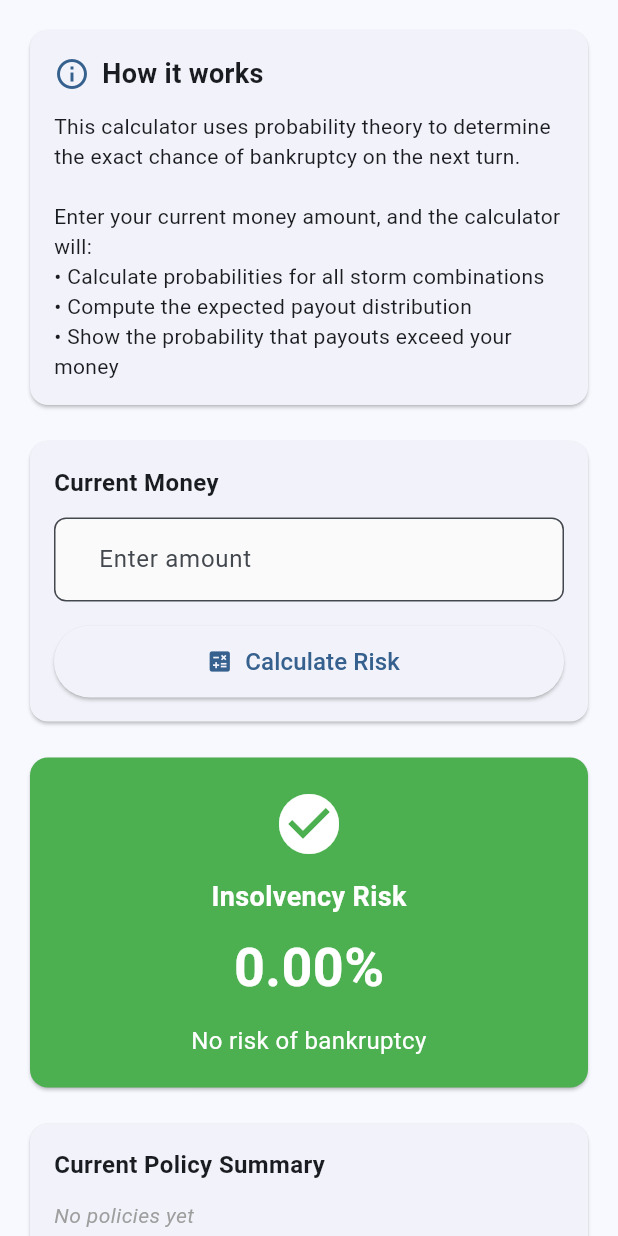
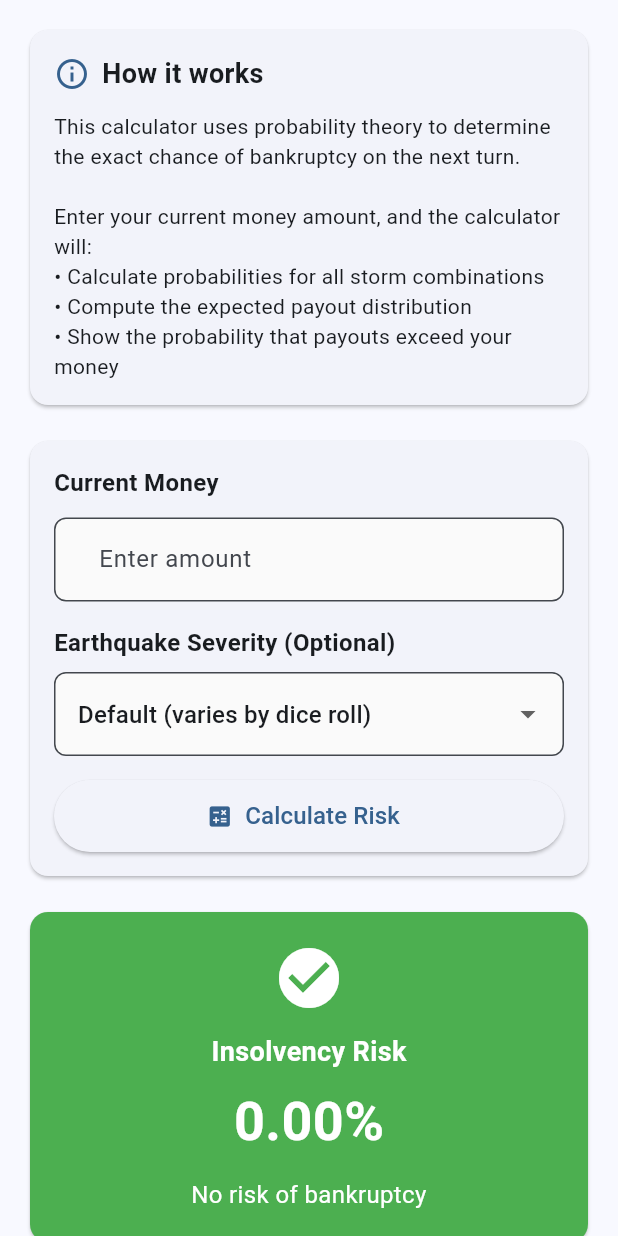
Before and after one commit to mbrosnan/catastrophe_companion, a Flutter app: the InsolvencyCalculatorScreen widget shown alone on an empty page, opened directly, on a phone screen of 412 x 824 dp. Run offline on Flutter 3.47's test engine with Material 3 defaults, Android fonts, the phone set to English and light mode, and no system bars.

Commit message:
loan, insolvency, earthquake ticking up

```diff
--- a/lib/models/insolvency_algorithm.dart
+++ b/lib/models/insolvency_algorithm.dart
@@ -17,6 +17,7 @@ class InsolvencyAlgorithm {
   static InsolvencyResult calculate({
     required int playerMoney,
     required Map<StormType, int> propertyCount,
+    int? earthquakeSeverity,
   }) {
     // Convert property counts to array format expected by algorithm
     final propertyCounts = [
@@ -45,7 +46,10 @@ class InsolvencyAlgorithm {
     // Get storm severities from PolicyData
     final stormSeverities = [
       PolicyData.stormSeverityD6[StormType.snow]!,
-      PolicyData.stormSeverityD6[StormType.earthquake]!,
+      // Use custom earthquake severity if provided, otherwise use default
+      earthquakeSeverity != null
+          ? List.filled(6, earthquakeSeverity)
+          : PolicyData.stormSeverityD6[StormType.earthquake]!,
       PolicyData.stormSeverityD6[StormType.hurricaneOther]!,
       PolicyData.stormSeverityD6[StormType.flood]!,
       PolicyData.stormSeverityD6[StormType.fire]!,
--- a/lib/models/policy_data.dart
+++ b/lib/models/policy_data.dart
@@ -54,7 +54,7 @@ class PolicyData {
 
   static const Map<StormType, List<int>> stormPayouts = {
     StormType.snow: [0, 5, 10, 15, 20],
-    StormType.earthquake: [0, 5, 10, 15, 20, 25, 30],
+    StormType.earthquake: [0, 5, 10, 15, 20, 25, 30, 35, 40, 45, 50],
     StormType.hurricaneOther: [0, 5, 15, 25, 30, 35, 40],
     StormType.hurricaneFlorida: [0, 10, 30, 50, 60, 70, 80],
     StormType.flood: [0, 10, 15, 20, 25, 30],
@@ -77,7 +77,7 @@ class PolicyData {
 
   // Severity die values (D6 outcomes)
   static const Map<StormType, List<int>> stormSeverityD6 = {
-    StormType.snow: [5, 5, 5, 10, 15, 20],
+    StormType.snow: [5, 5, 5, 10, 10, 25],
     StormType.earthquake: [5, 10, 15, 20, 25, 30],
     StormType.hurricaneOther: [5, 15, 25, 30, 35, 40],
     StormType.hurricaneFlorida: [10, 30, 50, 60, 70, 80],
@@ -88,12 +88,12 @@ class PolicyData {
   };
 
   static final Map<PolicyKey, PolicyValue> policyValues = {
-    PolicyKey(StormType.snow, PropertyType.mansion): const PolicyValue(premium: 10, victoryPoints: -3),
-    PolicyKey(StormType.snow, PropertyType.house): const PolicyValue(premium: 8, victoryPoints: 4),
-    PolicyKey(StormType.snow, PropertyType.mobileHome): const PolicyValue(premium: 4, victoryPoints: 7),
-    PolicyKey(StormType.earthquake, PropertyType.mansion): const PolicyValue(premium: 4, victoryPoints: 0),
-    PolicyKey(StormType.earthquake, PropertyType.house): const PolicyValue(premium: 3, victoryPoints: 3),
-    PolicyKey(StormType.earthquake, PropertyType.mobileHome): const PolicyValue(premium: 2, victoryPoints: 4),
+    PolicyKey(StormType.snow, PropertyType.mansion): const PolicyValue(premium: 9, victoryPoints: -2),
+    PolicyKey(StormType.snow, PropertyType.house): const PolicyValue(premium: 7, victoryPoints: 4),
+    PolicyKey(StormType.snow, PropertyType.mobileHome): const PolicyValue(premium: 4, victoryPoints: 6),
+    PolicyKey(StormType.earthquake, PropertyType.mansion): const PolicyValue(premium: 6, victoryPoints: -1),
+    PolicyKey(StormType.earthquake, PropertyType.house): const PolicyValue(premium: 5, victoryPoints: 3),
+    PolicyKey(StormType.earthquake, PropertyType.mobileHome): const PolicyValue(premium: 3, victoryPoints: 4),
     PolicyKey(StormType.hurricaneOther, PropertyType.mansion): const PolicyValue(premium: 9, victoryPoints: -2),
     PolicyKey(StormType.hurricaneOther, PropertyType.house): const PolicyValue(premium: 7, victoryPoints: 4),
     PolicyKey(StormType.hurricaneOther, PropertyType.mobileHome): const PolicyValue(premium: 4, victoryPoints: 6),
--- a/lib/providers/cards_provider.dart
+++ b/lib/providers/cards_provider.dart
@@ -17,6 +17,7 @@ class VictoryCard {
 
 class CardsProvider extends ChangeNotifier {
   final Map<String, bool> _cardStates = {};
+  int _loanVPCost = 0;
 
   static final List<VictoryCard> allCards = [
     // Storm Agent Cards
@@ -76,6 +77,10 @@ class CardsProvider extends ChangeNotifier {
       name: 'Minor Celebrity Endorsement',
       victoryPoints: 5,
     ),
+    const VictoryCard(
+      name: 'Loan',
+      victoryPoints: 0, // VP will be handled separately
+    ),
   ];
 
   CardsProvider() {
@@ -89,6 +94,13 @@ class CardsProvider extends ChangeNotifier {
     return _cardStates[cardName] ?? false;
   }
 
+  int get loanVPCost => _loanVPCost;
+
+  void setLoanVPCost(int cost) {
+    _loanVPCost = cost;
+    notifyListeners();
+  }
+
   void toggleCard(String cardName) {
     _cardStates[cardName] = !(_cardStates[cardName] ?? false);
     notifyListeners();
@@ -98,7 +110,11 @@ class CardsProvider extends ChangeNotifier {
     int total = 0;
     for (final card in allCards) {
       if (_cardStates[card.name] ?? false) {
-        total += card.victoryPoints;
+        if (card.name == 'Loan') {
+          total -= _loanVPCost;
+        } else {
+          total += card.victoryPoints;
+        }
       }
     }
     return total;
--- a/lib/providers/insolvency_calculator_provider.dart
+++ b/lib/providers/insolvency_calculator_provider.dart
@@ -8,14 +8,21 @@ class InsolvencyCalculatorProvider extends ChangeNotifier {
   double _insolvencyPercentage = 0;
   Map<int, double> _payoutDistribution = {};
   double _expectedPayout = 0;
+  int? _earthquakeSeverity;
 
   double get currentMoney => _currentMoney;
   double get insolvencyPercentage => _insolvencyPercentage;
   Map<int, double> get payoutDistribution => _payoutDistribution;
   double get expectedPayout => _expectedPayout;
+  int? get earthquakeSeverity => _earthquakeSeverity;
 
   void setCurrentMoney(double money) {
     _currentMoney = money;
+    notifyListeners();
+  }
+
+  void setEarthquakeSeverity(int? severity) {
+    _earthquakeSeverity = severity;
     notifyListeners();
   }
 
@@ -30,6 +37,7 @@ class InsolvencyCalculatorProvider extends ChangeNotifier {
     final result = InsolvencyAlgorithm.calculate(
       playerMoney: _currentMoney.toInt(),
       propertyCount: propertyCount,
+      earthquakeSeverity: _earthquakeSeverity,
     );
 
     _insolvencyPercentage = result.insolvencyProbability;
--- a/lib/screens/insolvency_calculator_screen.dart
+++ b/lib/screens/insolvency_calculator_screen.dart
@@ -98,6 +98,42 @@ class _InsolvencyCalculatorScreenState extends State<InsolvencyCalculatorScreen>
                         onChanged: (value) {
                           final money = double.tryParse(value) ?? 0;
                           calculator.setCurrentMoney(money);
+                        },
+                      ),
+                      const SizedBox(height: 16),
+                      const Text(
+                        'Earthquake Severity (Optional)',
+                        style: TextStyle(
+                          fontSize: 16,
+                          fontWeight: FontWeight.bold,
+                        ),
+                      ),
+                      const SizedBox(height: 8),
+                      DropdownButtonFormField<int?>(
+                        value: calculator.earthquakeSeverity,
+                        decoration: InputDecoration(
+                          hintText: 'Use default probabilities',
+                          border: OutlineInputBorder(
+                            borderRadius: BorderRadius.circular(8),
+                          ),
+                          filled: true,
+                          fillColor: Colors.grey[50],
+                        ),
+                        items: [
+                          const DropdownMenuItem<int?>(
+                            value: null,
+                            child: Text('Default (varies by dice roll)'),
+                          ),
+                          ...List.generate(10, (index) {
+                            final value = (index + 1) * 5;
+                            return DropdownMenuItem<int?>(
+                              value: value,
+                              child: Text('\$$value'),
+                            );
+                          }),
+                        ],
+                        onChanged: (value) {
+                          calculator.setEarthquakeSeverity(value);
                         },
                       ),
                       const SizedBox(height: 16),
```
Also changed, not shown: documentation/20250723_Notes/20250725_premiums_vps.csv (added, +9 -0 lines), documentation/20250723_Notes/20250725_severities.csv (added, +9 -0 lines), lib/screens/cards_screen.dart (+138 -8 lines), 2 other files.
